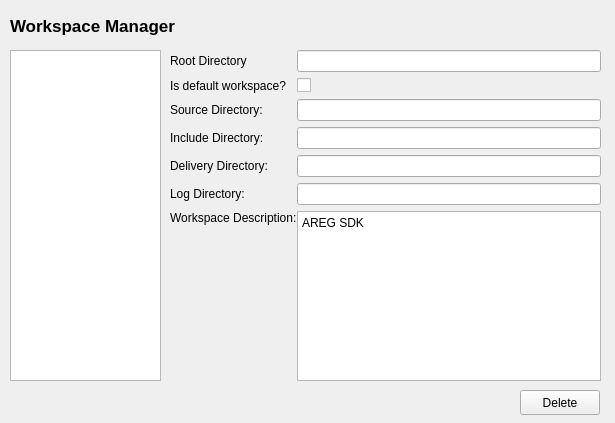
Before: the Qt Designer form sources/lusan/view/common/ui/OptionPageWorkspace.ui in aregtech/areg-sdk-tools, drawn with Qt 5.
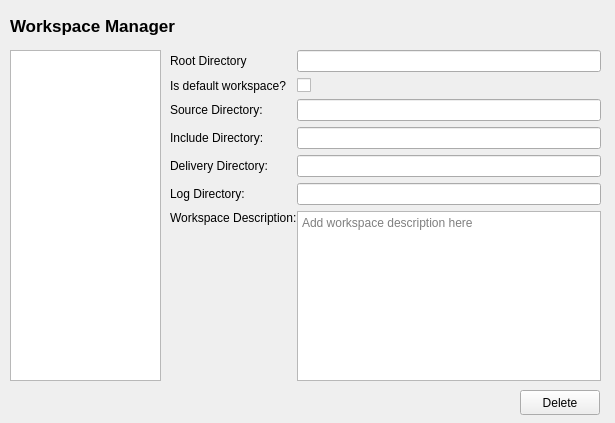
After: the same form once the commit is applied.

Commit message: Update workspace directories in option pages.

Diff of the .ui file:
```diff
--- a/sources/lusan/view/common/ui/OptionPageWorkspace.ui
+++ b/sources/lusan/view/common/ui/OptionPageWorkspace.ui
@@ -97,8 +97,8 @@
     </item>
     <item row="6" column="2" colspan="2">
      <widget class="QPlainTextEdit" name="workspaceEdit">
-      <property name="plainText">
-       <string>AREG SDK</string>
+      <property name="placeholderText">
+       <string>Add workspace description here</string>
       </property>
      </widget>
     </item>
```
The commit also changes 20 other files.
